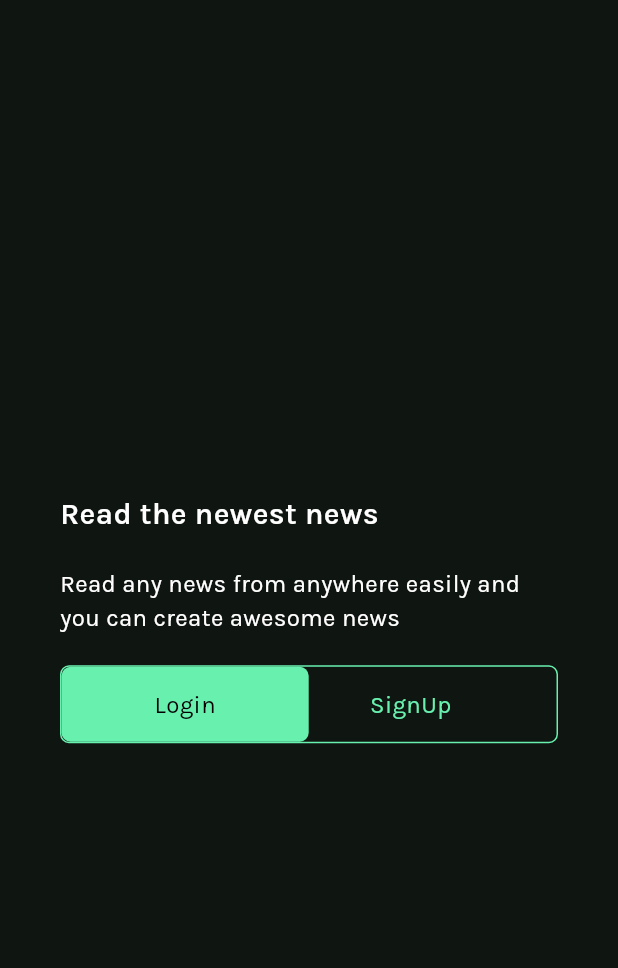
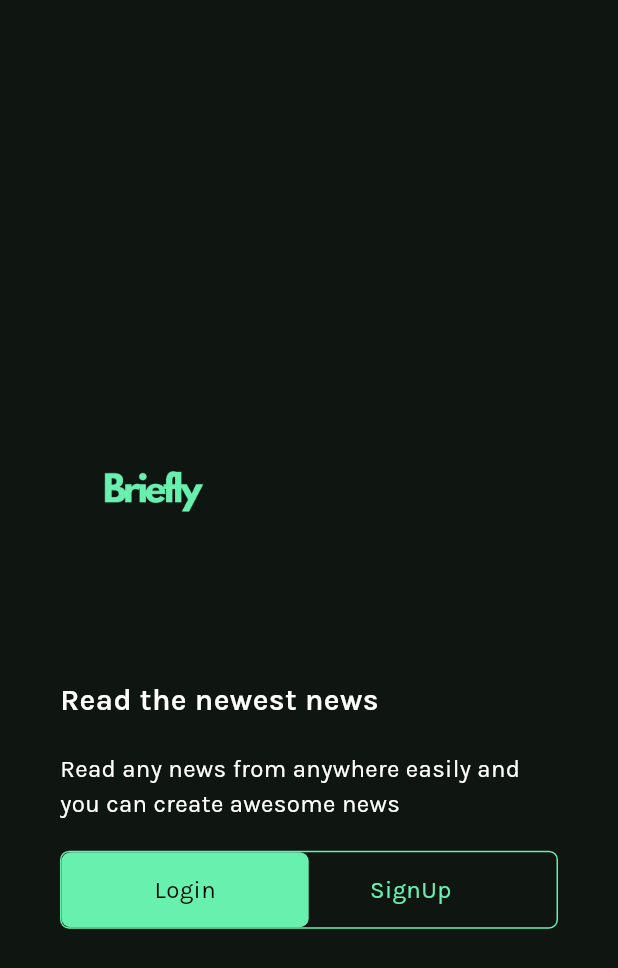
Before and after one commit to AbdElrhmanRezq/eyego_task, a Flutter app: the screen it shows after launch, on a phone screen of 412 x 824 dp. Shown: the top 968 px of the screen. Run offline on Flutter 3.47's test engine with Material 3 defaults, Android fonts, the phone set to English and light mode, and no system bars; our stand-ins replace bloc, dartz, dio, firebase_auth, firebase_core, flutter_bloc and 4 more; accounts and stored records are empty.

Commit message:
Replace init.gif with logo.png and update UI references
Removed the unused init.gif image and added a new logo.png asset. Updated AssetsData to include the logo, modified InitScreenBody to display the logo, and corrected the button text in SignupScreenBody from 'Login' to 'Signup'. Also updated pubspec.yaml to reflect the asset changes.

```diff
--- a/lib/core/utils/assets.dart
+++ b/lib/core/utils/assets.dart
@@ -2,4 +2,5 @@ abstract class AssetsData {
   static const String background = 'assets/images/background.jpg';
   static const person1 = 'assets/images/people/person1.png';
   static const person2 = 'assets/images/people/person2.png';
+  static const logo = 'assets/images/logo.png';
 }
--- a/lib/core/widgets/app_button.dart
+++ b/lib/core/widgets/app_button.dart
@@ -29,7 +29,10 @@ class AppButton extends StatelessWidget {
 
         child: Text(
           text,
-          style: Styles.textStyle14.copyWith(color: Colors.black),
+          style: Styles.textStyle14.copyWith(
+            color: Colors.black,
+            fontWeight: FontWeight.bold,
+          ),
         ),
       ),
     );
--- a/lib/features/auth/presentation/screens/widgets/init_screen_body.dart
+++ b/lib/features/auth/presentation/screens/widgets/init_screen_body.dart
@@ -10,18 +10,24 @@ class InitScreenBody extends StatelessWidget {
   @override
   Widget build(BuildContext context) {
     double width = MediaQuery.of(context).size.width;
+    double height = MediaQuery.of(context).size.height;
+
     return SizedBox(
       width: double.infinity,
       child: Column(
         mainAxisAlignment: MainAxisAlignment.center,
         crossAxisAlignment: CrossAxisAlignment.start,
         children: [
-          //Image.asset('assets/images/init.gif', width: 150, height: 150),
           Padding(
             padding: const EdgeInsets.symmetric(horizontal: 40, vertical: 50),
             child: Column(
               crossAxisAlignment: CrossAxisAlignment.start,
               children: [
+                Image.asset(
+                  AssetsData.logo,
+                  width: width * 0.3,
+                  height: height * 0.3,
+                ),
                 Text(
                   "Read the newest news",
                   style: Styles.textStyle20,
--- a/lib/features/auth/presentation/screens/widgets/signup_screen_body.dart
+++ b/lib/features/auth/presentation/screens/widgets/signup_screen_body.dart
@@ -81,7 +81,7 @@ class _SignupScreenBodyState extends State<SignupScreenBody> {
                           );
                         } else {
                           return AppButton(
-                            text: "Login",
+                            text: "Signup",
                             onPressed: () {
                               if (_key.currentState?.validate() ?? false) {
                                 context.read<AuthCubit>().signup(
--- a/pubspec.yaml
+++ b/pubspec.yaml
@@ -60,10 +60,10 @@ flutter:
   # To add assets to your application, add an assets section, like this:
   assets:
     - .env
-    - assets/images/init.gif
     - assets/images/background.jpg
     - assets/images/people/person1.png
     - assets/images/people/person2.png
+    - assets/images/logo.png
   #   - images/a_dot_ham.jpeg
   # An image asset can refer to one or more resolution-specific "variants", see
   # https://flutter.dev/to/resolution-aware-images
```
Also changed, not shown: assets/images/init.gif (deleted), assets/images/logo.png (added).
